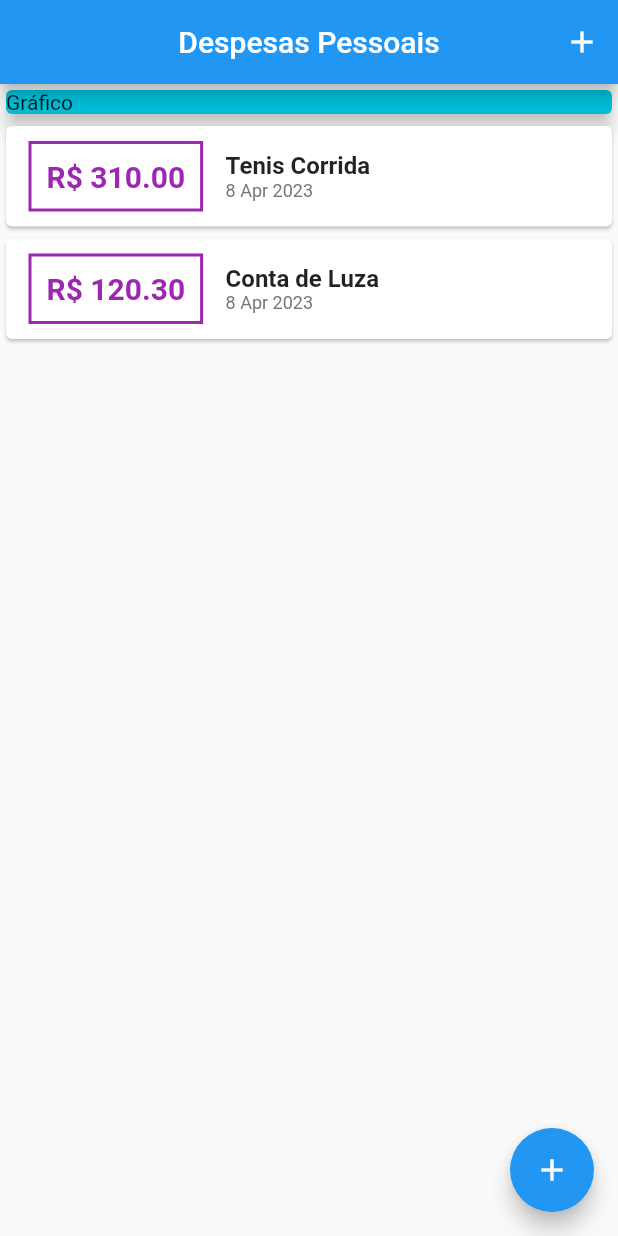
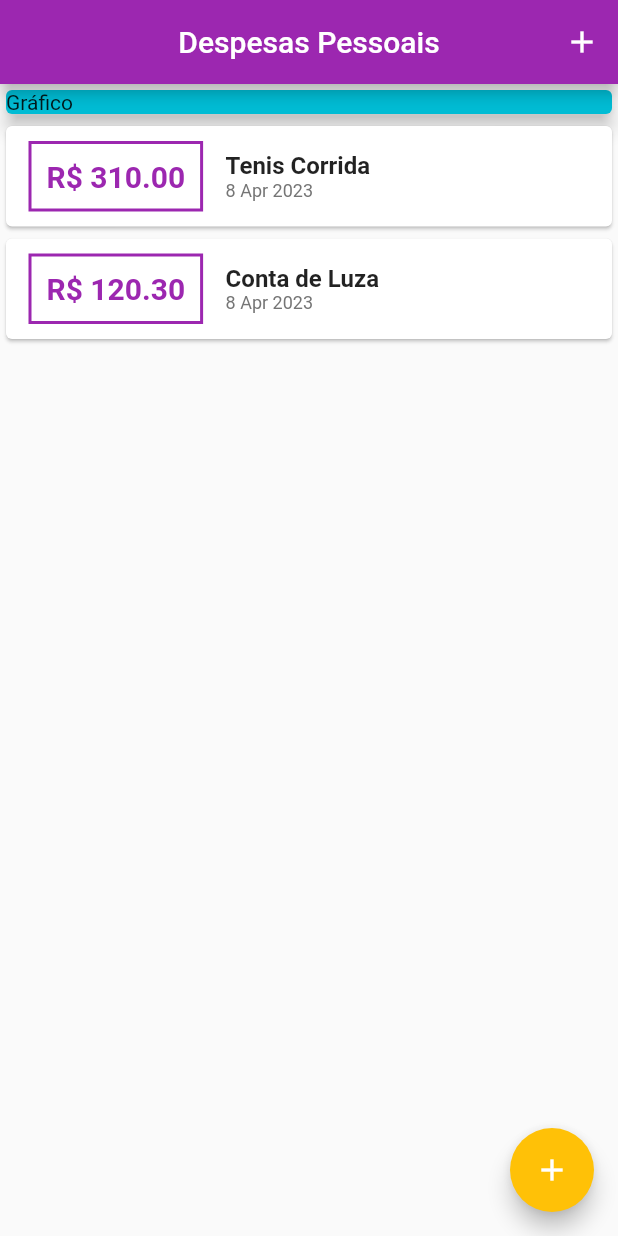
Before and after one commit to 9reis/despesas_pessoais__flutter, a Flutter app: the screen it shows after launch, on a phone screen of 412 x 824 dp. Run offline on Flutter 3.47's test engine with Material 2 defaults, Android fonts, the light colour scheme and no system bars.

Commit message:
Estilo com Theme

```diff
--- a/lib/components/transaction_list.dart
+++ b/lib/components/transaction_list.dart
@@ -26,7 +26,7 @@ class TransactionList extends StatelessWidget {
                   padding: EdgeInsets.all(10),
                   decoration: BoxDecoration(
                     border: Border.all(
-                      color: Colors.purple,
+                      color: Theme.of(context).colorScheme.primary,
                       width: 2,
                     ),
                   ),
@@ -39,7 +39,7 @@ class TransactionList extends StatelessWidget {
                     style: TextStyle(
                       fontWeight: FontWeight.bold,
                       fontSize: 20,
-                      color: Colors.purple,
+                      color: Theme.of(context).colorScheme.primary,
                     ),
                   ),
                 ),
--- a/lib/main.dart
+++ b/lib/main.dart
@@ -9,13 +9,22 @@ import 'package:flutter/material.dart';
 main() => runApp(ExpensesApp());
 
 class ExpensesApp extends StatelessWidget {
-  const ExpensesApp({super.key});
+  ExpensesApp({super.key});
+
+  final ThemeData tema = ThemeData();
 
   @override
   Widget build(BuildContext context) {
     return MaterialApp(
       home: MyHomePage(),
       debugShowCheckedModeBanner: false,
+      theme: tema.copyWith(
+        colorScheme: tema.colorScheme.copyWith(
+          primary: Colors.purple,
+          // Cor de destaque
+          secondary: Colors.amber,
+        ),
+      ),
     );
   }
 }
```
